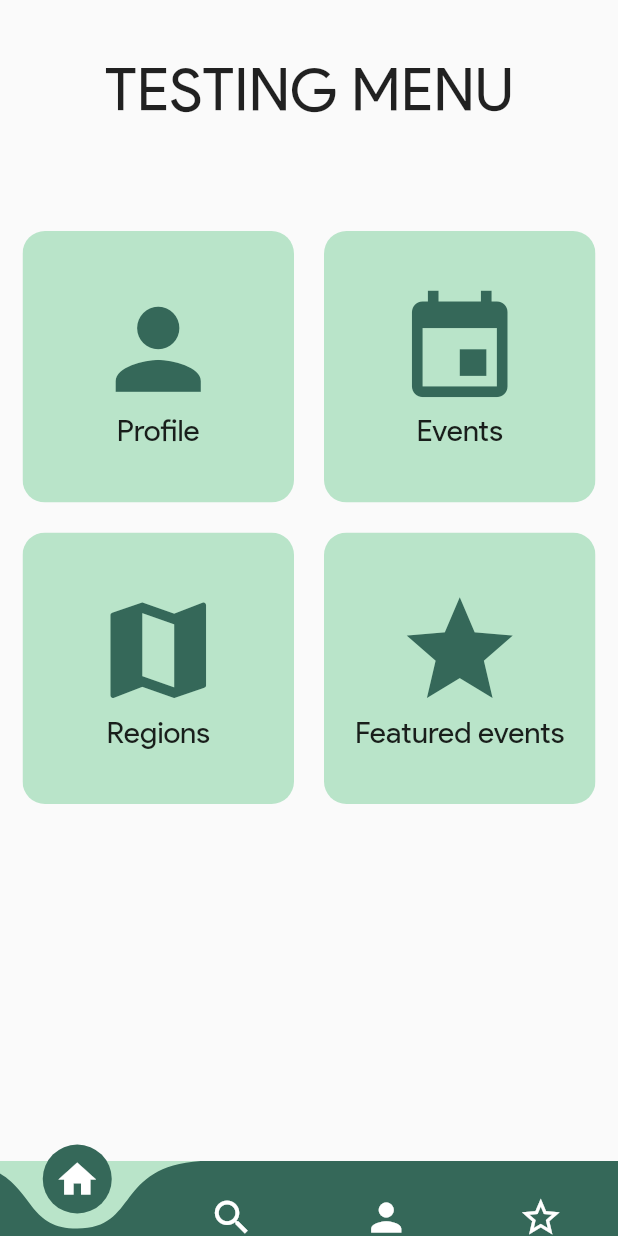
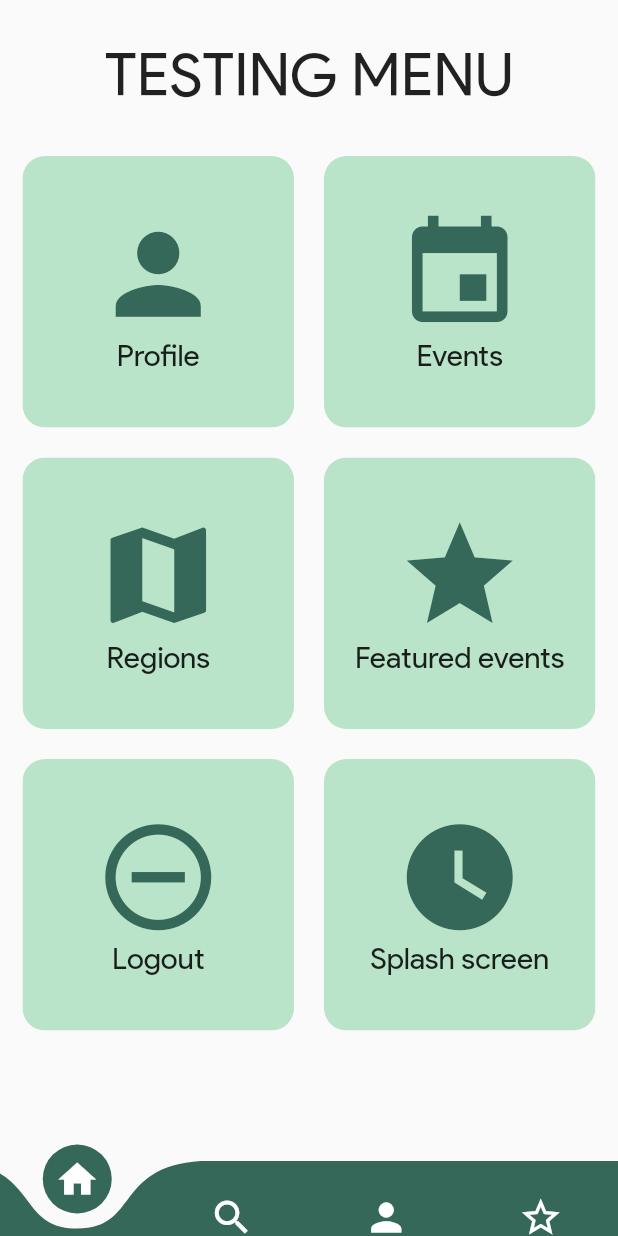
Before and after one commit to OmarMach/hayaProject, a Flutter app: the WrapperScreen screen opened by its route, on a phone screen of 412 x 824 dp. Run offline on Flutter 3.47's test engine with Material 2 defaults, Android fonts, the phone set to English and light mode, and no system bars; drawn by our look-alikes of curved_navigation_bar; network calls fail.

Commit message:
fixing things

```diff
--- a/lib/config.dart
+++ b/lib/config.dart
@@ -1,5 +1,15 @@
 import 'dart:ui';
 
+import 'package:haya/screens/browse_regions_screen.dart';
+import 'package:haya/screens/splash_screen.dart';
+
+import 'screens/Wrapper_screen.dart';
+import 'screens/browse_events_screen.dart';
+import 'screens/features_screen.dart';
+import 'screens/login_screen.dart';
+import 'screens/profile_screen.dart';
+import 'screens/register_screen.dart';
+import 'screens/selected_event_screen.dart';
 
 // These are Basil Color themes from Material design
 
@@ -11,3 +21,15 @@ final lighterprimColor = Color(0xFF37966F);
 
 final placeHolderText =
     'Lorem ipsum dolor sit amet, consectetur adipiscing elit. Aenean non quam varius, gravida tellus sit amet, tincidunt augue. Nunc posuere vitae dolor quis porta. Vivamus elementum purus eget ligula sagittis, id viverra leo luctus. Pellentesque maximus purus sed lorem viverra consectetur. Sed gravida, lectus lacinia facilisis vulputate, sapien augue gravida neque, in ullamcorper quam metus ut lorem. Aenean nisl diam, blandit semper purus vitae, varius malesuada odio';
+
+final routes = {
+  BrowseRegionsScreen.routeName: (context) => BrowseRegionsScreen(),
+  BrowseEventsScreen.routeName: (context) => BrowseEventsScreen(),
+  SelectedEventScreen.routeName: (context) => SelectedEventScreen(),
+  ProfileScreen.routeName: (context) => ProfileScreen(),
+  FeaturesScreen.routeName: (context) => FeaturesScreen(),
+  WrapperScreen.routeName: (context) => WrapperScreen(),
+  LoginScreen.routeName: (context) => LoginScreen(),
+  RegisterScreen.routeName: (context) => RegisterScreen(),
+  SplashScreen.routeName: (context) => SplashScreen(),
+};
--- a/lib/screens/Wrapper_screen.dart
+++ b/lib/screens/Wrapper_screen.dart
@@ -62,12 +62,11 @@ class _WrapperScreenState extends State<WrapperScreen> {
           },
           height: 50,
           color: primColor,
-          backgroundColor: backgroundColor,
+          backgroundColor: Colors.transparent,
           buttonBackgroundColor: primColor,
           items: _navBarItems,
         ),
-        body: Container(
-          child: _screens[_currentScreenIndex],
-        ));
+        extendBody: true,
+        body: _screens[_currentScreenIndex]);
   }
 }
--- a/lib/screens/browse_events_screen.dart
+++ b/lib/screens/browse_events_screen.dart
@@ -6,8 +6,7 @@ class BrowseEventsScreen extends StatelessWidget {
   static const routeName = "/browse/events";
   @override
   Widget build(BuildContext context) {
-    return SafeArea(
-      child: Scaffold(
+    return Scaffold(
       body: SingleChildScrollView(
         child: Column(
           children: <Widget>[
@@ -32,7 +31,6 @@ class BrowseEventsScreen extends StatelessWidget {
               ),
             ),
           ],
-          ),
         ),
       ),
     );
--- a/lib/screens/home_screen.dart
+++ b/lib/screens/home_screen.dart
@@ -2,7 +2,9 @@ import 'package:flutter/material.dart';
 import 'package:haya/screens/browse_events_screen.dart';
 import 'package:haya/screens/browse_regions_screen.dart';
 import 'package:haya/screens/features_screen.dart';
+import 'package:haya/screens/login_screen.dart';
 import 'package:haya/screens/profile_screen.dart';
+import 'package:haya/screens/splash_screen.dart';
 import 'package:haya/widgets/ClipGridItem.dart';
 
 class HomeScreen extends StatefulWidget {
@@ -15,26 +17,26 @@ class _HomeScreenState extends State<HomeScreen> {
   @override
   Widget build(BuildContext context) {
     return Scaffold(
-      body: SafeArea(
-        child: SingleChildScrollView(
+      body: SingleChildScrollView(
         child: Container(
             padding: EdgeInsets.all(15.0),
             child: Column(
               children: [
                 Padding(
-                    padding: const EdgeInsets.all(20.0),
+                  padding: const EdgeInsets.all(10.0),
                   child: Text(
                     'TESTING MENU',
                     textAlign: TextAlign.center,
                     style: TextStyle(fontSize: 40),
                   ),
                 ),
-                  SizedBox(height: 50),
+                SizedBox(height: 20),
                 GridView.count(
                   shrinkWrap: true,
                   crossAxisSpacing: 20,
                   mainAxisSpacing: 20,
                   crossAxisCount: 2,
+                  physics: NeverScrollableScrollPhysics(),
                   children: [
                     ClipGridItem(
                       category: 'Profile',
@@ -56,12 +58,21 @@ class _HomeScreenState extends State<HomeScreen> {
                       routeName: FeaturesScreen.routeName,
                       icon: Icons.star,
                     ),
+                    ClipGridItem(
+                      category: 'Logout',
+                      routeName: LoginScreen.routeName,
+                      icon: Icons.remove_circle_outline,
+                    ),
+                    ClipGridItem(
+                      category: 'Splash screen',
+                      routeName: SplashScreen.routeName,
+                      icon: Icons.watch_later,
+                    ),
                   ],
                 ),
               ],
             )),
       ),
-      ),
     );
   }
 }
--- a/pubspec.yaml
+++ b/pubspec.yaml
@@ -67,6 +67,8 @@ flutter:
     - family: ProductSans
       fonts:
         - asset: assets/fonts/ProductSans-Regular.ttf
+        - asset: assets/fonts/ProductSans-Italic.ttf
+          style: italic
   #
   # For details regarding fonts from package dependencies,
   # see https://flutter.dev/custom-fonts/#from-packages
```
Also changed, not shown: lib/main.dart (+4 -18 lines), lib/models/user_model.dart (added, +19 -0 lines), lib/screens/login_screen.dart (+7 -8 lines), lib/screens/splash_screen.dart (added, +30 -0 lines). Lines whose indentation alone changed are shown as unchanged.
